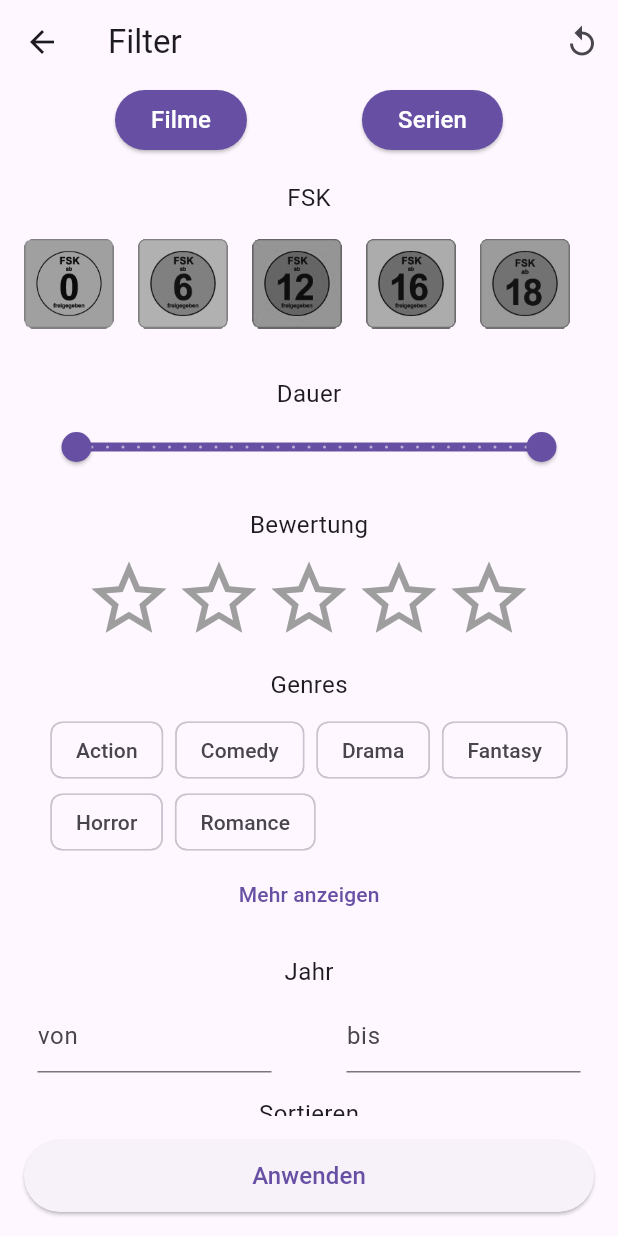
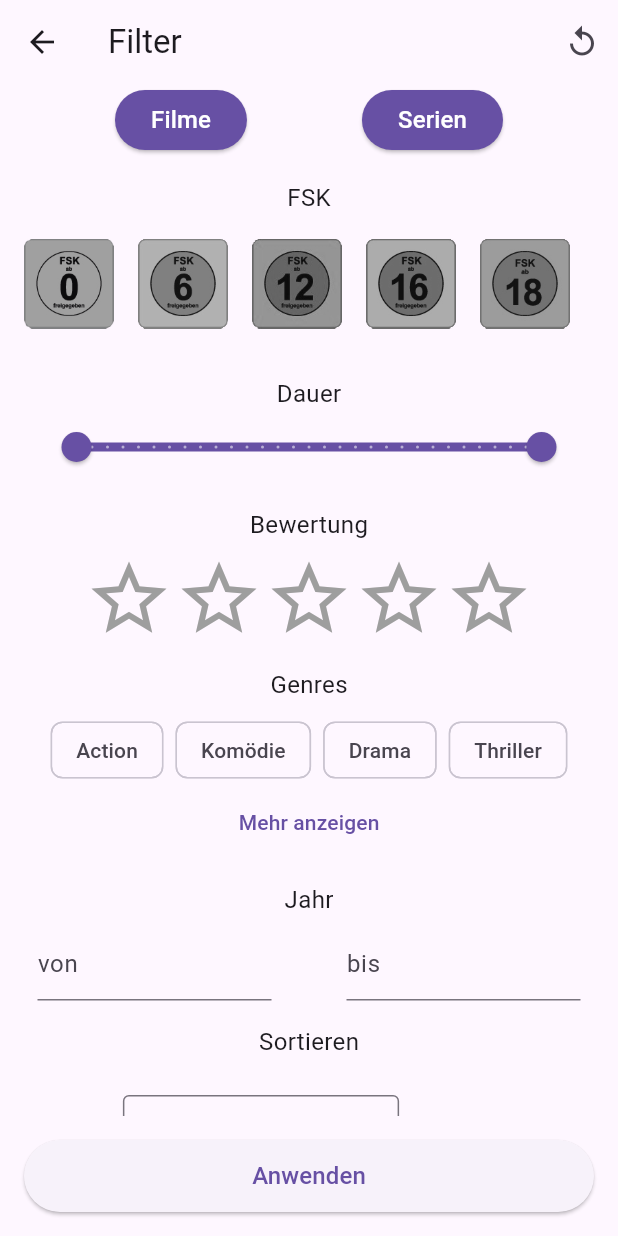
Before and after one commit to Manz2/movies, a Flutter app: the screen it shows after launch, after a tap on the "filter alt" icon, on a phone screen of 412 x 824 dp. Run offline on Flutter 3.47's test engine with Material 3 defaults, Android fonts, the phone set to English and light mode, and no system bars; drawn by our look-alikes of flutter_rating; our stand-ins replace cached_network_image, firebase_core, firebase_database, logger, shared_preferences, youtube_player_flutter; missing offline and left inert: json_store; accounts and stored records are empty; generated files the repository leaves out were written again.

Commit message:
#13 Refactor genre filtering logic in HomeController for improved accuracy and update genre list in FilterView with localized names

```diff
--- a/lib/src/Filter/filter_view.dart
+++ b/lib/src/Filter/filter_view.dart
@@ -40,34 +40,23 @@ class FilterViewState extends State<FilterView> {
   ];
   final List<String> allGenres = [
     'Action',
+    'Komödie',
+    'Drama',
+    'Thriller',
     'Adventure',
     'Animation',
-    'Comedy',
-    'Crime',
-    'Documentary',
-    'Drama',
-    'Family',
+    'Krimi',
+    'Familie',
     'Fantasy',
-    'History',
+    'Historie',
     'Horror',
-    'Music',
-    'Mystery',
-    'Romance',
+    'Liebesfilm',
     'Science Fiction',
-    'Thriller',
-    'TV Movie',
-    'War',
+    'Kriegsfilm',
     'Western',
   ];
 
-  final List<String> initialGenres = [
-    'Action',
-    'Comedy',
-    'Drama',
-    'Fantasy',
-    'Horror',
-    'Romance',
-  ];
+  final List<String> initialGenres = ['Action', 'Komödie', 'Drama', 'Thriller'];
 
   List<String> selectedGenres = [];
   bool showAllGenres = false;
--- a/lib/src/home/home_controller.dart
+++ b/lib/src/home/home_controller.dart
@@ -89,9 +89,14 @@ class HomeController {
         matchesFilter = false;
       }
 
-      // Filtere nach Genre
       if (filter.genres.isNotEmpty &&
-          !movie.genre.any((genre) => filter.genres.contains(genre))) {
+          !filter.genres.every(
+            (selectedGenre) => movie.genre.any(
+              (movieGenre) => movieGenre.toLowerCase().contains(
+                selectedGenre.toLowerCase(),
+              ),
+            ),
+          )) {
         matchesFilter = false;
       }
 
```
